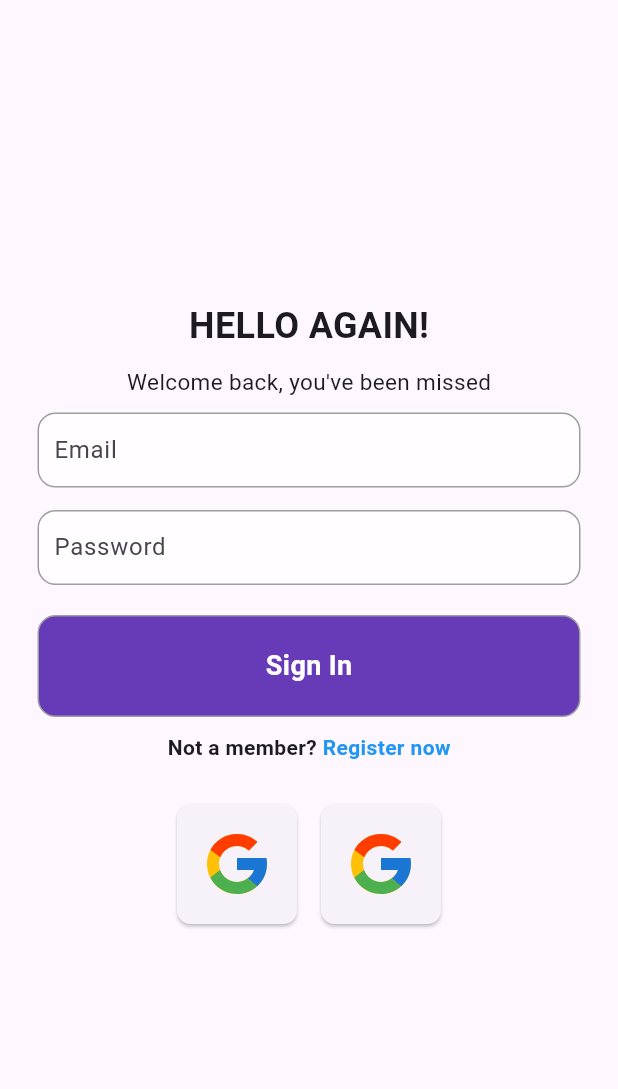
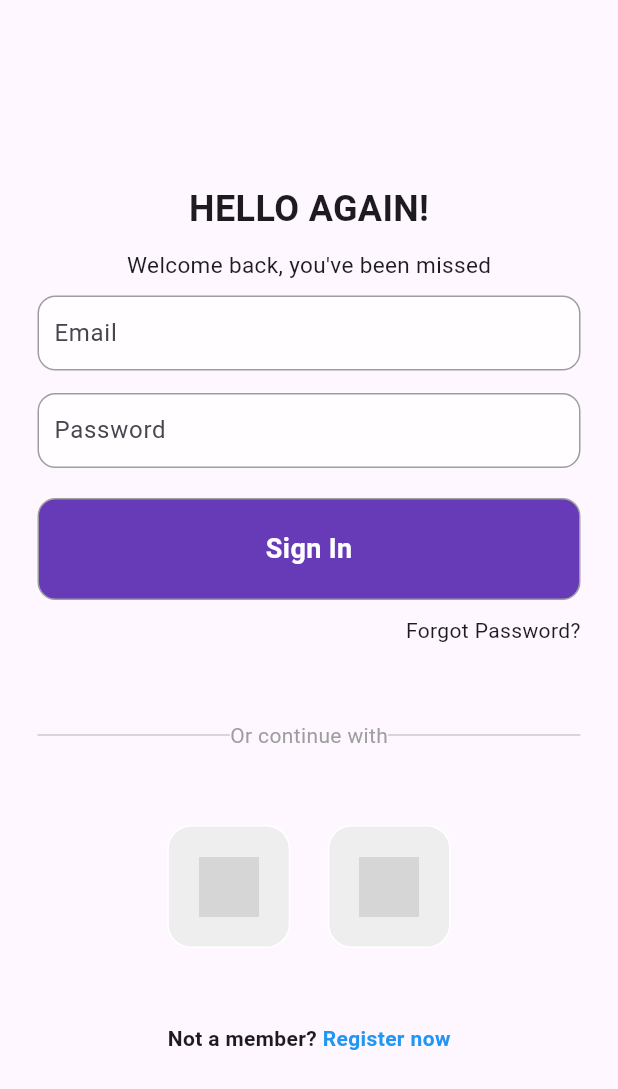
Before and after one commit to xuantruongit32/money-manager, a Flutter app: the screen it shows after launch, on a phone screen of 412 x 824 dp. Shown: the top 1089 px of the screen. Run offline on Flutter 3.47's test engine with Material 3 defaults, Android fonts, the phone set to English and light mode, and no system bars; our stand-ins replace firebase_core, gap; accounts and stored records are empty; grey boxes are pictures that could not be loaded.

Commit message:
done login Page

```diff
--- a/moneymanager/lib/auth/login.dart
+++ b/moneymanager/lib/auth/login.dart
@@ -1,6 +1,7 @@
 import 'package:flutter/material.dart';
 import 'package:gap/gap.dart';
-import 'package:flutter_svg/flutter_svg.dart';
+import 'package:moneyManager/services/pages/reusable/textfieldOfauth.dart';
+import 'package:moneyManager/services/pages/reusable/squareTileofAuth.dart';
 
 class Login extends StatefulWidget {
   Login({Key? key}) : super(key: key);
@@ -30,49 +31,14 @@ class _LoginState extends State<Login> {
               style: TextStyle(fontSize: 15),
             ),
             const Gap(10),
-            Padding(
-              padding: const EdgeInsets.symmetric(horizontal: 25),
-              child: Container(
-                decoration: BoxDecoration(
-                  color: Colors.white70,
-                  borderRadius: BorderRadius.circular(12),
-                  border: Border.all(
-                    color: Colors.grey,
-                  ),
-                ),
-                child: Padding(
-                  padding: EdgeInsets.only(left: 10),
-                  child: TextField(
-                    decoration: InputDecoration(
-                      border: InputBorder.none,
-                      hintText: 'Email',
-                    ),
-                  ),
-                ),
-              ),
+            AuthTextField(
+              hintText: 'Email',
+              secure: false,
             ),
             const Gap(15),
-            Padding(
-              padding: const EdgeInsets.symmetric(horizontal: 25),
-              child: Container(
-                decoration: BoxDecoration(
-                  color: Colors.white70,
-                  borderRadius: BorderRadius.circular(12),
-                  border: Border.all(
-                    color: Colors.grey,
-                  ),
-                ),
-                child: Padding(
-                  padding: EdgeInsets.only(left: 10),
-                  child: TextField(
-                    obscureText: true,
-                    decoration: InputDecoration(
-                      border: InputBorder.none,
-                      hintText: 'Password',
-                    ),
-                  ),
-                ),
-              ),
+            AuthTextField(
+              hintText: 'Password',
+              secure: true,
             ),
             const Gap(20),
             Padding(
@@ -97,6 +63,49 @@ class _LoginState extends State<Login> {
               ),
             ),
             const Gap(10),
+            Padding(
+              padding: const EdgeInsets.symmetric(horizontal: 25),
+              child: Row(
+                mainAxisAlignment: MainAxisAlignment.end,
+                children: [
+                  Text('Forgot Password?'),
+                ],
+              ),
+            ),
+            const Gap(50),
+            Padding(
+              padding: const EdgeInsets.symmetric(horizontal: 25),
+              child: Row(
+                children: [
+                  Expanded(
+                    child: Divider(
+                      thickness: 0.5,
+                      color: Colors.grey,
+                    ),
+                  ),
+                  Text('Or continue with',
+                      style: TextStyle(
+                        color: Colors.grey,
+                      )),
+                  Expanded(
+                    child: Divider(
+                      thickness: 0.5,
+                      color: Colors.grey,
+                    ),
+                  ),
+                ],
+              ),
+            ),
+            const Gap(50),
+            Row(
+              mainAxisAlignment: MainAxisAlignment.center,
+              children: [
+                AuthSquareTile(imagePath: 'assets/images/google.png'),
+                const Gap(25),
+                AuthSquareTile(imagePath: 'assets/images/facebook.png'),
+              ],
+            ),
+            const Gap(50),
             Row(
               mainAxisAlignment: MainAxisAlignment.center,
               children: [
@@ -113,42 +122,6 @@ class _LoginState extends State<Login> {
                 ),
               ],
             ),
-            const Gap(20),
-            Row(
-              mainAxisAlignment: MainAxisAlignment.center,
-              children: [
-                Padding(
-                  padding: const EdgeInsets.all(8.0),
-                  child: ElevatedButton(
-                    style: ElevatedButton.styleFrom(
-                      padding: EdgeInsets.all(16.0),
-                      shape: RoundedRectangleBorder(
-                        borderRadius: BorderRadius.circular(9.0),
-                      ),
-                    ),
-                    onPressed: () {},
-                    child: SvgPicture.asset(
-                      'assets/icon/icons8-google.svg',
-                    ),
-                  ),
-                ),
-                Padding(
-                  padding: const EdgeInsets.all(8.0),
-                  child: ElevatedButton(
-                    style: ElevatedButton.styleFrom(
-                      padding: EdgeInsets.all(16.0),
-                      shape: RoundedRectangleBorder(
-                        borderRadius: BorderRadius.circular(9.0),
-                      ),
-                    ),
-                    onPressed: () {},
-                    child: SvgPicture.asset(
-                      'assets/icon/icons8-google.svg',
-                    ),
-                  ),
-                ),
-              ],
-            )
           ],
         ),
       ),
--- /dev/null
+++ b/moneymanager/lib/services/pages/reusable/squareTileofAuth.dart
@@ -0,0 +1,24 @@
+import 'package:flutter/material.dart';
+
+class AuthSquareTile extends StatelessWidget {
+  const AuthSquareTile({required this.imagePath, Key? key}) : super(key: key);
+  final String imagePath;
+
+  @override
+  Widget build(BuildContext context) {
+    return Container(
+      padding: EdgeInsets.all(20),
+      decoration: BoxDecoration(
+        border: Border.all(
+          color: Colors.white,
+        ),
+        borderRadius: BorderRadius.circular(16),
+        color: Colors.grey[200],
+      ),
+      child: Image.asset(
+        imagePath,
+        height: 40,
+      ),
+    );
+  }
+}
--- /dev/null
+++ b/moneymanager/lib/services/pages/reusable/textfieldOfauth.dart
@@ -0,0 +1,34 @@
+import 'package:flutter/material.dart';
+
+class AuthTextField extends StatelessWidget {
+  const AuthTextField({required this.secure, required this.hintText, Key? key})
+      : super(key: key);
+  final String hintText;
+  final bool secure;
+
+  @override
+  Widget build(BuildContext context) {
+    return Padding(
+      padding: const EdgeInsets.symmetric(horizontal: 25),
+      child: Container(
+        decoration: BoxDecoration(
+          color: Colors.white70,
+          borderRadius: BorderRadius.circular(12),
+          border: Border.all(
+            color: Colors.grey,
+          ),
+        ),
+        child: Padding(
+          padding: EdgeInsets.only(left: 10),
+          child: TextField(
+            obscureText: secure,
+            decoration: InputDecoration(
+              border: InputBorder.none,
+              hintText: hintText,
+            ),
+          ),
+        ),
+      ),
+    );
+  }
+}
```
Also changed, not shown: moneymanager/assets/icon/icons8-google.svg (deleted), moneymanager/assets/images/facebook.png (added), moneymanager/assets/images/google.png (added).
